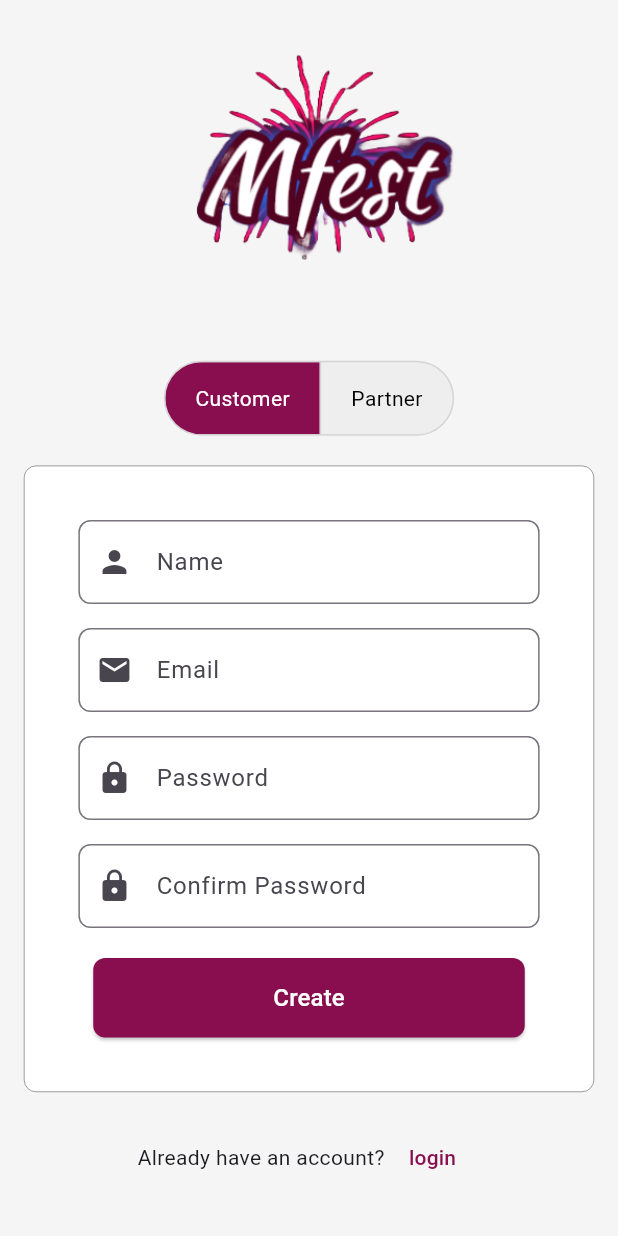
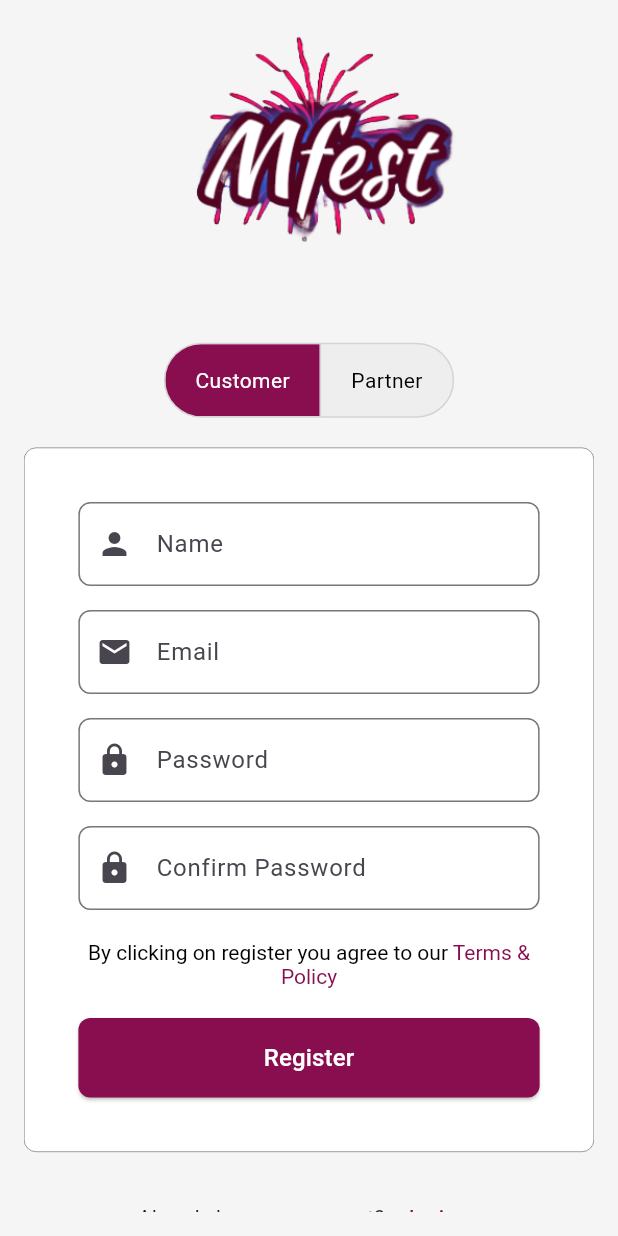
Before and after one commit to sinha-shaurya/m-fest, a Flutter app: the screen it shows after launch, after a tap on "Create New", on a phone screen of 412 x 824 dp. Run offline on Flutter 3.47's test engine with Material 3 defaults, Android fonts, the phone set to English and light mode, and no system bars; our stand-ins replace equatable, flutter_bloc, flutter_dotenv, qr_flutter, shared_preferences; missing offline and left inert: mobile_scanner; network calls fail.

Commit message:
[fixed] text to newline on big screens

```diff
--- a/lib/presentations/screens/auth/login.dart
+++ b/lib/presentations/screens/auth/login.dart
@@ -108,23 +108,9 @@ class _LoginPageState extends State<LoginPage> {
                             prefixIcon: const Icon(Icons.lock),
                           ),
                         ),
-                        const SizedBox(height: 10),
                         Row(
-                          mainAxisAlignment: MainAxisAlignment.spaceBetween,
+                          mainAxisAlignment: MainAxisAlignment.end,
                           children: [
-                            Row(
-                              children: [
-                                Checkbox(
-                                    value: remember,
-                                    activeColor: AppColors.primaryColor,
-                                    onChanged: (value) {
-                                      setState(() {
-                                        remember = value ?? false;
-                                      });
-                                    }),
-                                const Text("Remember Me"),
-                              ],
-                            ),
                             TextButton(
                               onPressed: () {
                                 Navigator.of(context).push(MaterialPageRoute(
@@ -138,7 +124,9 @@ class _LoginPageState extends State<LoginPage> {
                           ],
                         ),
                         const SizedBox(height: 20),
-                        ElevatedButton(
+                        SizedBox(
+                          width: double.infinity,
+                          child: ElevatedButton(
                             onPressed: () {
                               if (BlocProvider.of<AuthBloc>(context).state
                                   is AuthLoading) {
@@ -152,15 +140,14 @@ class _LoginPageState extends State<LoginPage> {
                                 ));
                                 return;
                               } else {
-                              BlocProvider.of<AuthBloc>(context).add(AuthLogin(
-                                  _emailController.text,
+                                BlocProvider.of<AuthBloc>(context).add(
+                                    AuthLogin(_emailController.text,
                                         _passwordController.text));
                               }
                             },
                             style: ElevatedButton.styleFrom(
                               backgroundColor: AppColors.primaryColor,
-                            padding: const EdgeInsets.symmetric(
-                                vertical: 15, horizontal: 120),
+                              padding: const EdgeInsets.symmetric(vertical: 15),
                               shape: RoundedRectangleBorder(
                                 borderRadius: BorderRadius.circular(8),
                               ),
@@ -176,6 +163,7 @@ class _LoginPageState extends State<LoginPage> {
                                       fontSize: 16, color: Colors.white),
                                 );
                               },
+                            ),
                           ),
                         ),
                       ],
--- a/lib/presentations/screens/auth/sign_up.dart
+++ b/lib/presentations/screens/auth/sign_up.dart
@@ -2,6 +2,8 @@ import 'package:aash_india/bloc/auth/auth_bloc.dart';
 import 'package:aash_india/bloc/auth/auth_event.dart';
 import 'package:aash_india/bloc/auth/auth_state.dart';
 import 'package:aash_india/core/constants/theme.dart';
+import 'package:aash_india/presentations/widgets/privacy_policy.dart';
+import 'package:flutter/gestures.dart';
 import 'package:flutter/material.dart';
 import 'package:flutter_bloc/flutter_bloc.dart';
 
@@ -150,7 +152,32 @@ class _SignUpState extends State<SignUp> {
                           ),
                         ),
                         const SizedBox(height: 20),
-                        ElevatedButton(
+                        RichText(
+                          textAlign: TextAlign.center,
+                          text: TextSpan(
+                            text: 'By clicking on register you agree to our ',
+                            style: TextStyle(color: Colors.black),
+                            children: [
+                              TextSpan(
+                                text: 'Terms & Policy',
+                                style: TextStyle(color: AppColors.primaryColor),
+                                recognizer: TapGestureRecognizer()
+                                  ..onTap = () {
+                                    showDialog(
+                                      context: context,
+                                      builder: (BuildContext context) {
+                                        return PrivacyPolicy();
+                                      },
+                                    );
+                                  },
+                              ),
+                            ],
+                          ),
+                        ),
+                        const SizedBox(height: 20),
+                        SizedBox(
+                          width: double.infinity,
+                          child: ElevatedButton(
                             onPressed: () {
                               if (BlocProvider.of<AuthBloc>(context).state
                                   is AuthLoading) {
@@ -182,15 +209,15 @@ class _SignUpState extends State<SignUp> {
                                 BlocProvider.of<AuthBloc>(context).add(
                                     AuthRegister(
                                         name: _nameController.text,
-                                      type: isCustomer ? 'customer' : 'partner',
+                                        type:
+                                            isCustomer ? 'customer' : 'partner',
                                         email: _emailController.text,
                                         password: _passwordController.text));
                               }
                             },
                             style: ElevatedButton.styleFrom(
                               backgroundColor: AppColors.primaryColor,
-                            padding: const EdgeInsets.symmetric(
-                                vertical: 15, horizontal: 120),
+                              padding: const EdgeInsets.symmetric(vertical: 15),
                               shape: RoundedRectangleBorder(
                                 borderRadius: BorderRadius.circular(8),
                               ),
@@ -201,11 +228,12 @@ class _SignUpState extends State<SignUp> {
                                   return const CircularProgressIndicator();
                                 }
                                 return const Text(
-                                "Create",
+                                  "Register",
                                   style: TextStyle(
                                       fontSize: 16, color: Colors.white),
                                 );
                               },
+                            ),
                           ),
                         ),
                       ],
--- a/lib/presentations/screens/profile/info_tile.dart
+++ b/lib/presentations/screens/profile/info_tile.dart
@@ -20,12 +20,9 @@ class InfoTile extends StatelessWidget {
             label,
             style: const TextStyle(fontSize: 18, fontWeight: FontWeight.normal),
           ),
-          trailing: SizedBox(
-            width: 150,
-            child: Text(
-              value,
-              style: const TextStyle(fontSize: 18),
-            ),
+          trailing: Text(
+            value,
+            style: const TextStyle(fontSize: 18),
           ),
         ),
         const Divider(),
```
Also changed, not shown: lib/presentations/screens/auth/splash_screen.dart (+5 -4 lines). Lines whose indentation alone changed are shown as unchanged.
